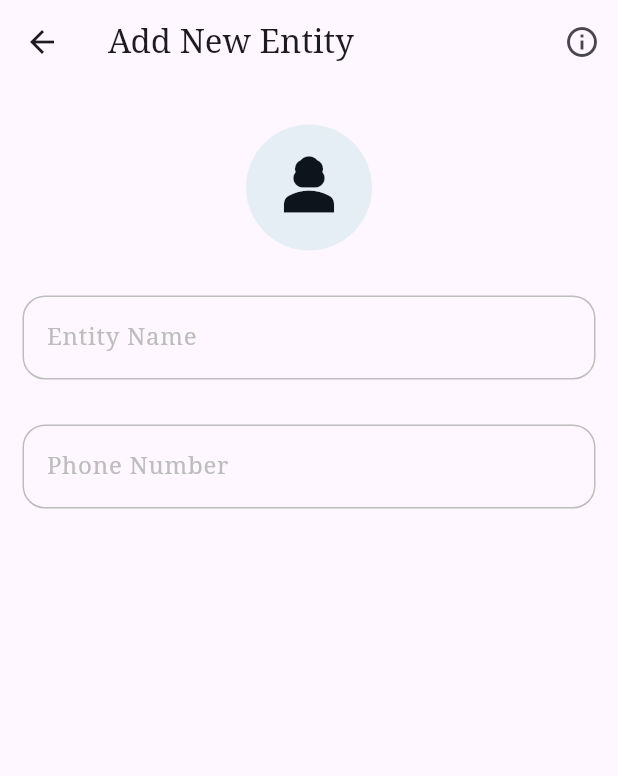
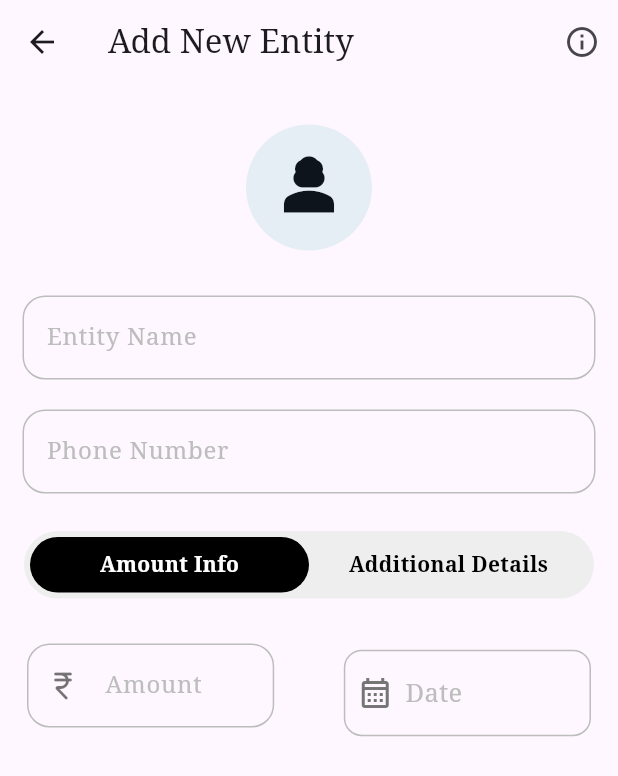
Before and after one commit to SUMANKC7/CapstoneProject-BachatSathi-ExpenseTracker-, a Flutter app: the AddNewentity screen opened by its route, on a phone screen of 412 x 824 dp. Shown: the top 776 px of the screen. Run offline on Flutter 3.47's test engine with Material 3 defaults, Android fonts, the light colour scheme and no system bars; our stand-ins replace cloud_firestore, firebase_auth, firebase_core, google_sign_in; accounts and stored records are empty.

Commit message:
making add parties

```diff
--- a/lib/features/entity/widgets/add_newentity.dart
+++ b/lib/features/entity/widgets/add_newentity.dart
@@ -1,5 +1,9 @@
 import 'package:expensetrack/core/appcolors.dart';
+import 'package:expensetrack/features/home/provider/switch_expense.dart';
+import 'package:expensetrack/features/home/widgets/income_expense_toggle.dart';
+import 'package:expensetrack/features/transactions/provider/transaction_data_provider.dart';
 import 'package:flutter/material.dart';
+import 'package:provider/provider.dart';
 
 class AddNewentity extends StatelessWidget {
   const AddNewentity({super.key});
@@ -8,6 +12,9 @@ class AddNewentity extends StatelessWidget {
   Widget build(BuildContext context) {
     final TextEditingController entityController = TextEditingController();
     final TextEditingController numberController = TextEditingController();
+    final TextEditingController amountController = TextEditingController();
+    final TextEditingController dateController = TextEditingController();
+    // final provider = Provider.of<SwitchExpenseProvider>(context);
     return Scaffold(
       appBar: AppBar(
         leading: IconButton(
@@ -39,11 +46,112 @@ class AddNewentity extends StatelessWidget {
             keyboard: TextInputType.name,
             controller: entityController,
           ),
-          SizedBox(height: 30),
+          SizedBox(height: 20),
           NewPartyField(
             labelText: 'Phone Number',
             keyboard: TextInputType.phone,
             controller: numberController,
+          ),
+          SizedBox(height: 25),
+          IncomeExpenseToggle(
+            firstIndex: 'Amount Info',
+            secondIndex: 'Additional Details',
+          ),
+          Consumer2<SwitchExpenseProvider, TransactionDataProvider>(
+            builder: (context, switchprovider, transactionprovider, _) {
+              return switchprovider.selectedIndex == 0
+                  ? Padding(
+                      padding: EdgeInsets.symmetric(horizontal: 18),
+                      child: Column(
+                        children: [
+                          SizedBox(height: 30),
+                          Row(
+                            mainAxisAlignment: MainAxisAlignment.spaceBetween,
+                            children: [
+                              SizedBox(
+                                width: MediaQuery.sizeOf(context).width * 0.4,
+                                height:
+                                    MediaQuery.sizeOf(context).height * 0.08,
+                                child: TextFormField(
+                                  // autofocus: true,
+                                  keyboardType: TextInputType.number,
+                                  controller: amountController,
+                                  decoration: InputDecoration(
+                                    prefixIcon: Icon(
+                                      Icons.currency_rupee_rounded,
+                                      color: Colors.black54,
+                                    ),
+                                    labelText: "Amount",
+                                    labelStyle: TextStyle(
+                                      color: Colors.grey.shade400,
+                                    ),
+                                    enabled: true,
+                                    enabledBorder: OutlineInputBorder(
+                                      borderSide: BorderSide(
+                                        color: Colors.grey.shade400,
+                                      ),
+                                      borderRadius: BorderRadius.circular(15),
+                                    ),
+                                    focusedBorder: OutlineInputBorder(
+                                      borderSide: BorderSide(
+                                        color: Colors.green.shade300,
+                                      ),
+                                      borderRadius: BorderRadius.circular(15),
+                                    ),
+                                  ),
+                                ),
+                              ),
+
+                              GestureDetector(
+                                onTap: () =>
+                                    transactionprovider.pickDate(context),
+                                child: SizedBox(
+                                  width: MediaQuery.sizeOf(context).width * 0.4,
+                                  height:
+                                      MediaQuery.sizeOf(context).height * 0.07,
+                                  child: Container(
+                                    decoration: BoxDecoration(
+                                      border: Border.all(
+                                        color: Colors.grey.shade400,
+                                      ),
+                                      borderRadius: BorderRadius.circular(12),
+                                    ),
+                                    child: Row(
+                                      children: [
+                                        SizedBox(width: 8),
+                                        Icon(
+                                          Icons.calendar_month_outlined,
+                                          color: Colors.grey.shade600,
+                                        ),
+                                        SizedBox(width: 8),
+                                        Text(
+                                          transactionprovider.selectedDate,
+                                          style: TextStyle(
+                                            fontSize: 17,
+                                            fontWeight: FontWeight.normal,
+                                            color:
+                                                transactionprovider
+                                                        .selectedDate ==
+                                                    "Date"
+                                                ? Colors.grey.shade400
+                                                : Colors.black,
+                                          ),
+                                        ),
+                                      ],
+                                    ),
+                                  ),
+                                ),
+                              ),
+                            ],
+                          ),
+                        ],
+                      ),
+                    )
+                  : Column(children: [
+
+              ],
+            );
+            },
           ),
         ],
       ),
--- a/lib/features/home/widgets/income_expense_toggle.dart
+++ b/lib/features/home/widgets/income_expense_toggle.dart
@@ -3,7 +3,13 @@ import 'package:flutter/material.dart';
 import 'package:provider/provider.dart';
 
 class IncomeExpenseToggle extends StatefulWidget {
-  const IncomeExpenseToggle({super.key});
+  final String firstIndex;
+  final String secondIndex;
+  const IncomeExpenseToggle({
+    super.key,
+    required this.firstIndex,
+    required this.secondIndex,
+  });
 
   @override
   State<IncomeExpenseToggle> createState() => _IncomeExpenseToggleState();
@@ -14,7 +20,7 @@ class _IncomeExpenseToggleState extends State<IncomeExpenseToggle> {
   Widget build(BuildContext context) {
     final toggleprovider = context.watch<SwitchExpenseProvider>();
     return Container(
-      height: 40,
+      height: 45,
       margin: const EdgeInsets.symmetric(horizontal: 16),
       padding: const EdgeInsets.all(4),
       decoration: BoxDecoration(
@@ -38,7 +44,7 @@ class _IncomeExpenseToggleState extends State<IncomeExpenseToggle> {
                 ),
                 alignment: Alignment.center,
                 child: Text(
-                  index == 0 ? 'Income' : 'Expense',
+                  index == 0 ? widget.firstIndex : widget.secondIndex,
                   style: TextStyle(
                     color: isSelected ? Colors.white : Colors.black,
                     fontWeight: FontWeight.w600,
--- a/lib/features/home/widgets/spent_today_card.dart
+++ b/lib/features/home/widgets/spent_today_card.dart
@@ -15,11 +15,10 @@ class SpentTodayCard extends StatelessWidget {
             height: MediaQuery.sizeOf(context).height * 0.22,
             width: double.infinity,
             decoration: BoxDecoration(
-
               gradient: LinearGradient(
                 colors: [
-                       Color(0xFFC8E6C9), // Light Green
-              Color(0xFFB3E5FC), // Pale Sky Blue
+                  Color(0xFFC8E6C9), // Light Green
+                  Color(0xFFB3E5FC), // Pale Sky Blue
                 ],
                 // begin: Alignment.topLeft,
                 // end: Alignment.bottomRight
@@ -45,7 +44,7 @@ class SpentTodayCard extends StatelessWidget {
               ),
               SizedBox(height: 7),
               Text(
-                "\$ 120",
+                "Rs.120",
                 style: TextStyle(
                   letterSpacing: 2.0,
                   fontSize: 16,
@@ -56,14 +55,19 @@ class SpentTodayCard extends StatelessWidget {
             ],
           ),
         ),
-        Positioned(top: 22, right: 22, child: Icon(Icons.more_horiz,color: AppColors.textBlack,)),
+        Positioned(
+          top: 22,
+          right: 22,
+          child: Icon(Icons.more_horiz, color: AppColors.textBlack),
+        ),
         Positioned(
           bottom: 18,
           left: 10,
           child: IncomeExpense(
             color: Colors.green,
             title: "Income",
-            amount: "\$120", myicon: Icons.arrow_downward,
+            amount: "Rs.120",
+            myicon: Icons.arrow_downward,
           ),
         ),
 
@@ -73,7 +77,8 @@ class SpentTodayCard extends StatelessWidget {
           child: IncomeExpense(
             color: Color(0xFFFF8A80),
             title: "Expense",
-            amount: '\$120', myicon: Icons.arrow_upward,
+            amount: 'Rs.120',
+            myicon: Icons.arrow_upward,
           ),
         ),
       ],
@@ -90,7 +95,8 @@ class IncomeExpense extends StatelessWidget {
     super.key,
     required this.color,
     required this.title,
-    required this.amount, required this.myicon,
+    required this.amount,
+    required this.myicon,
   });
 
   @override
--- a/lib/main.dart
+++ b/lib/main.dart
@@ -1,6 +1,5 @@
 import 'package:cloud_firestore/cloud_firestore.dart';
 import 'package:expensetrack/all_provider.dart';
-import 'package:expensetrack/features/entity/screen/addentity.dart';
 import 'package:expensetrack/features/home/screen/homescreen.dart';
 import 'package:expensetrack/route_generator.dart';
 import 'package:flutter/material.dart';
```
Also changed, not shown: lib/features/home/screen/home.dart (+18 -15 lines), lib/features/transactions/widgets/add_transaction_bottomsheet.dart (+5 -2 lines).
